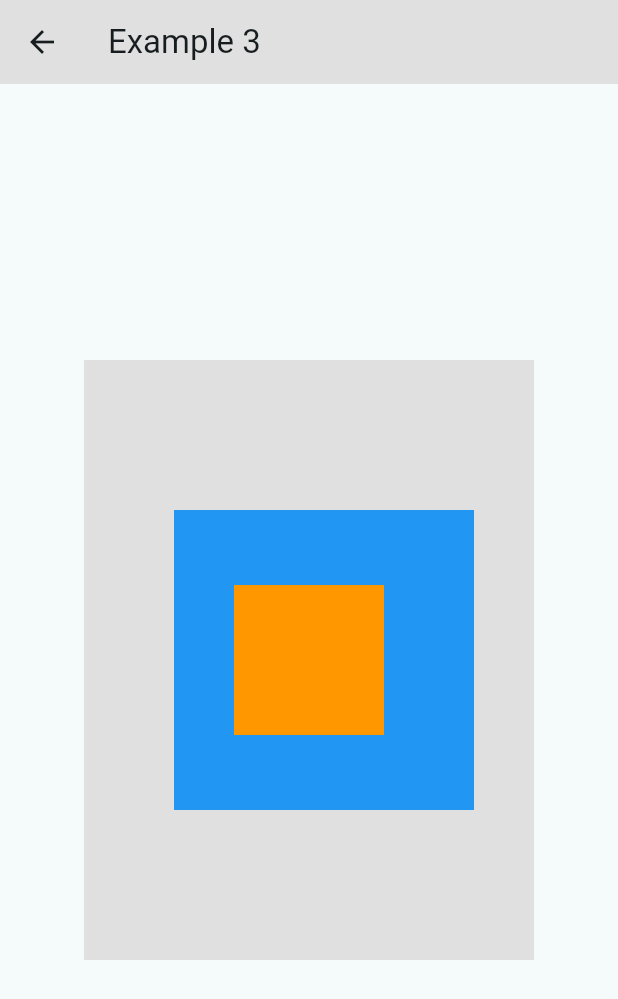
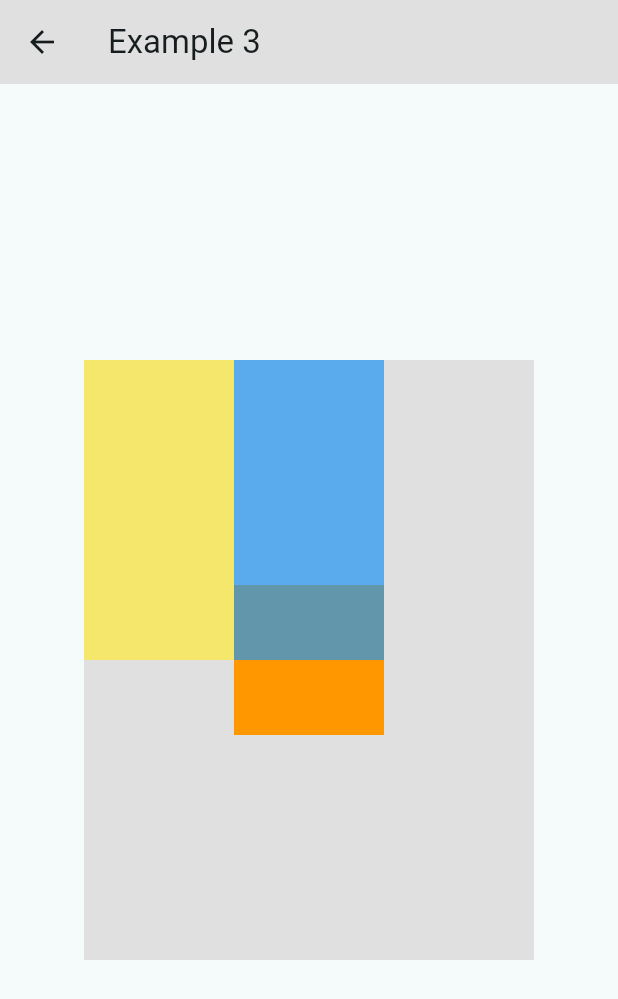
Before and after one commit to VaibhavVadle/flutter_playground, a Flutter app: the screen it shows after launch, after a tap on "Example 3", on a phone screen of 412 x 824 dp. Shown: the top 999 px of the screen. Run offline on Flutter 3.47's test engine with Material 3 defaults, Android fonts, the phone set to English and light mode, and no system bars; network calls fail.

Commit message:
Added save layer to canvas

```diff
--- a/lib/examples/example_one.dart
+++ b/lib/basics/basic_one.dart
@@ -3,8 +3,8 @@ import 'dart:typed_data';
 import 'package:flutter/material.dart';
 import 'dart:ui' as ui;
 
-class ExampleOne extends StatelessWidget {
-  const ExampleOne({
+class BasicOne extends StatelessWidget {
+  const BasicOne({
     super.key,
     required this.title,
   });
--- a/lib/examples/example_three.dart
+++ b/lib/basics/basic_three.dart
@@ -3,8 +3,8 @@ import 'dart:typed_data';
 import 'package:flutter/material.dart';
 import 'dart:ui' as ui;
 
-class ExampleThree extends StatelessWidget {
-  const ExampleThree({
+class BasicThree extends StatelessWidget {
+  const BasicThree({
     super.key,
     required this.title,
   });
@@ -21,7 +21,8 @@ class ExampleThree extends StatelessWidget {
         child: Container(
           color: Colors.grey.shade300,
           child: CustomPaint(
-            painter: MasterPainter(),
+            // painter: SaveRestoreCanvasCustomPainter(),
+            painter: SaveCanvasLayerCustomPainter(),
             size: Size(300, 400),
           ),
         ),
@@ -30,7 +31,7 @@ class ExampleThree extends StatelessWidget {
   }
 }
 
-class MasterPainter extends CustomPainter {
+class SaveRestoreCanvasCustomPainter extends CustomPainter {
   @override
   void paint(Canvas canvas, Size size) {
     canvas.save();
@@ -53,3 +54,23 @@ class MasterPainter extends CustomPainter {
   @override
   bool shouldRepaint(covariant CustomPainter oldDelegate) => false;
 }
+
+class SaveCanvasLayerCustomPainter extends CustomPainter {
+  @override
+  void paint(Canvas canvas, Size size) {
+    canvas.drawRect(
+        Rect.fromCenter(
+            center: Offset(size.width / 2, size.height / 2),
+            width: 100,
+            height: 100),
+        Paint()..color = Colors.orange);
+    canvas.saveLayer(const Rect.fromLTWH(0, 0, 200, 200), Paint()..color = Colors.transparent.withValues(alpha: 0.7));
+    canvas.drawRect(
+        const Rect.fromLTWH(0, 0, 200, 200), Paint()..color = Colors.blue);
+    canvas.drawRect(
+        const Rect.fromLTWH(0, 0, 100, 200), Paint()..color = Colors.yellow);
+  }
+
+  @override
+  bool shouldRepaint(covariant CustomPainter oldDelegate) => true;
+}
--- a/lib/home_screen.dart
+++ b/lib/home_screen.dart
@@ -1,7 +1,7 @@
 import 'package:flutter/material.dart';
-import 'package:flutter_playground/examples/example_one.dart';
-import 'package:flutter_playground/examples/example_three.dart';
-import 'package:flutter_playground/examples/example_two.dart';
+import 'package:flutter_playground/basics/basic_one.dart';
+import 'package:flutter_playground/basics/basic_three.dart';
+import 'package:flutter_playground/basics/basic_two.dart';
 
 class HomeScreen extends StatelessWidget {
   const HomeScreen({super.key});
@@ -24,7 +24,7 @@ class HomeScreen extends StatelessWidget {
                   Navigator.push(
                     context,
                     MaterialPageRoute(
-                      builder: (context) => ExampleOne(title: "Example 1"),
+                      builder: (context) => BasicOne(title: "Example 1"),
                     ),
                   );
                 },
@@ -35,7 +35,7 @@ class HomeScreen extends StatelessWidget {
                   Navigator.push(
                     context,
                     MaterialPageRoute(
-                      builder: (context) => ExampleTwo(title: "Example 2"),
+                      builder: (context) => BasicTwo(title: "Example 2"),
                     ),
                   );
                 },
@@ -46,7 +46,7 @@ class HomeScreen extends StatelessWidget {
                   Navigator.push(
                     context,
                     MaterialPageRoute(
-                      builder: (context) => ExampleThree(title: "Example 3"),
+                      builder: (context) => BasicThree(title: "Example 3"),
                     ),
                   );
                 },
```
Also changed, not shown: lib/basics/basic_two.dart (renamed from lib/examples/example_two.dart, +4 -4 lines).
